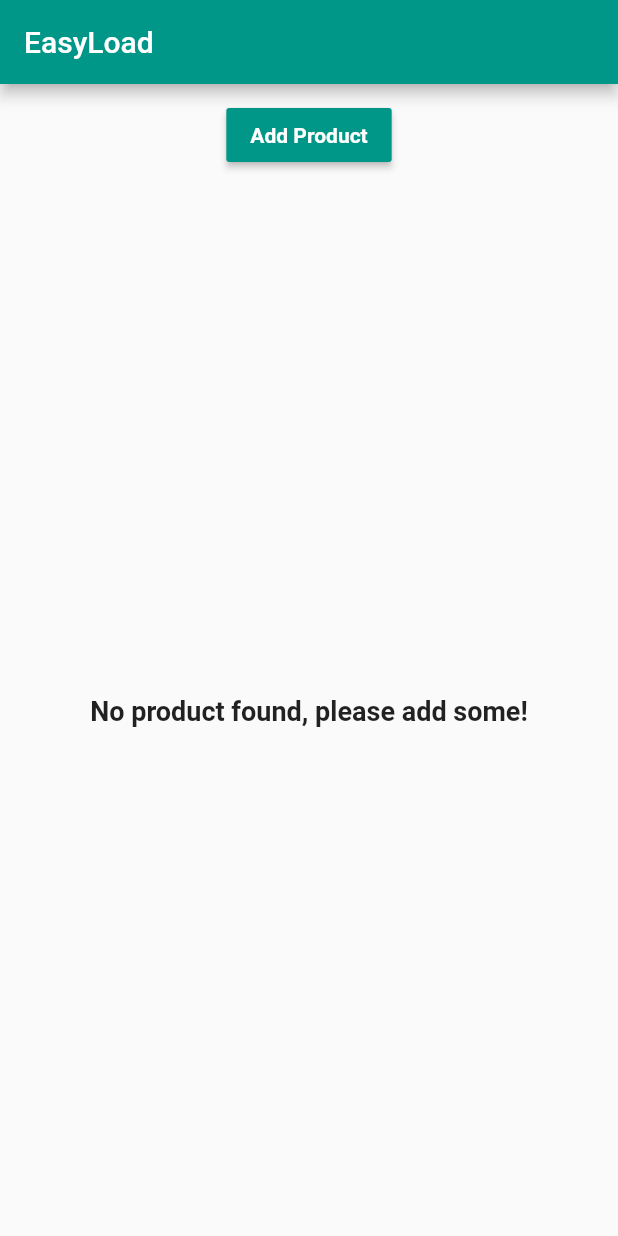
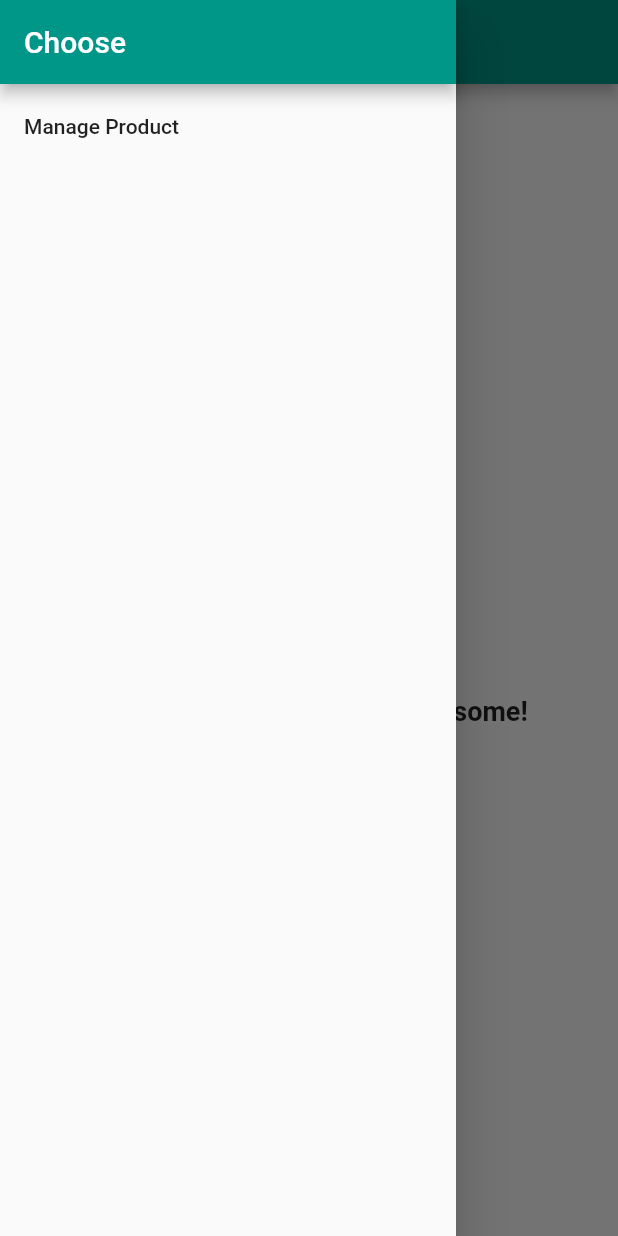
Before and after one commit to saiful2396/flutter_course, a Flutter app: the screen it shows after launch, with the side drawer open (before the commit the screen has no drawer), on a phone screen of 412 x 824 dp. Run offline on Flutter 3.47's test engine with Material 2 defaults, Android fonts, the phone set to English and light mode, and no system bars.

```diff
--- a/lib/main.dart
+++ b/lib/main.dart
@@ -1,10 +1,31 @@
 import 'package:flutter/material.dart';
 
-import './product_manager.dart';
+import './pages/product_screen.dart';
+import './pages/product_admin_screen.dart';
+import './pages/product_details_screen.dart';
 
 void main() => runApp(MyApp());
 
-class MyApp extends StatelessWidget {
+class MyApp extends StatefulWidget {
+  @override
+  _MyAppState createState() => _MyAppState();
+}
+
+class _MyAppState extends State<MyApp> {
+  List<Map<String, String>> _product = [];
+
+  void _addProduct(Map<String, String> products) {
+    setState(() {
+      _product.add(products);
+    });
+  }
+
+  void _deleteProduct(int index) {
+    setState(() {
+      _product.removeAt(index);
+    });
+  }
+
   @override
   Widget build(BuildContext context) {
     return MaterialApp(
@@ -13,12 +34,40 @@ class MyApp extends StatelessWidget {
         primaryColor: Colors.teal,
         primarySwatch: Colors.indigo,
       ),
-      home: Scaffold(
-        appBar: AppBar(
-          title: Text('EasyLoad'),
-        ),
-        body: ProductManager(),
-      ),
+      //home: AuthScreen(),
+      routes: {
+        '/': (BuildContext context) => ProductScreen(
+              _product,
+              _addProduct,
+              _deleteProduct,
+            ),
+        '/admin': (BuildContext context) => ProductAdminScreen()
+      },
+      onGenerateRoute: (RouteSettings settings) {
+        final pathElements = settings.name.split('/');
+        if (pathElements[0] != '') {
+          return null;
+        }
+        if (pathElements[1] == 'products') {
+          final int index = int.parse(pathElements[2]);
+          return MaterialPageRoute<bool>(
+            builder: (BuildContext context) => ProductDetailsScreen(
+              imageUrl: _product[index]['image'],
+              title: _product[index]['title'],
+            ),
+          );
+        }
+        return null;
+      },
+      onUnknownRoute: (RouteSettings settings) {
+        return MaterialPageRoute(
+          builder: (BuildContext context) => ProductScreen(
+            _product,
+            _addProduct,
+            _deleteProduct,
+          ),
+        );
+      },
     );
   }
 }
--- /dev/null
+++ b/lib/pages/product_screen.dart
@@ -0,0 +1,39 @@
+import 'package:flutter/material.dart';
+
+import '../product_manager.dart';
+
+class ProductScreen extends StatelessWidget {
+  final List<Map<String, String>> products;
+  final Function addProduct;
+  final Function deleteProduct;
+  ProductScreen(this.products, this.addProduct, this.deleteProduct);
+
+  @override
+  Widget build(BuildContext context) {
+    return Scaffold(
+      appBar: AppBar(
+        title: Text('EasyLoad'),
+      ),
+      drawer: Drawer(
+        child: Column(
+          children: [
+            AppBar(
+              automaticallyImplyLeading: false,
+              title: Text('Choose'),
+            ),
+            ListTile(
+              title: Text('Manage Product'),
+              onTap: () {
+                Navigator.pushReplacementNamed(
+                  context,
+                  '/admin',
+                );
+              },
+            ),
+          ],
+        ),
+      ),
+      body: ProductManager(products, addProduct, deleteProduct),
+    );
+  }
+}
--- a/lib/product_control.dart
+++ b/lib/product_control.dart
@@ -15,7 +15,10 @@ class ProductControl extends StatelessWidget {
         ),
       ),
       color: Theme.of(context).primaryColor,
-      onPressed: () => addProduct('Sweet Table'),
+      onPressed: () => addProduct({
+        'title': 'Sweet Table',
+        'image': 'assets/sweet.jpg',
+      }),
     );
   }
 }
--- a/lib/product_manager.dart
+++ b/lib/product_manager.dart
@@ -3,30 +3,11 @@ import 'package:flutter/material.dart';
 import './product_control.dart';
 import './products.dart';
 
-class ProductManager extends StatefulWidget {
-  final String startingProduct;
-  ProductManager({this.startingProduct});
-
-  @override
-  _ProductManagerState createState() => _ProductManagerState();
-}
-
-class _ProductManagerState extends State<ProductManager> {
-  List<String> _product = [];
-
-  @override
-  void initState() {
-    if (widget.startingProduct != null) {
-      _product.add(widget.startingProduct);
-    }
-    super.initState();
-  }
-
-  void _addProduct(String products) {
-    setState(() {
-      _product.add(products);
-    });
-  }
+class ProductManager extends StatelessWidget {
+  final List<Map<String, String>> product;
+  final Function addProduct;
+  final Function deleteProduct;
+  ProductManager(this.product, this.addProduct, this.deleteProduct);
 
   @override
   Widget build(BuildContext context) {
@@ -34,10 +15,10 @@ class _ProductManagerState extends State<ProductManager> {
       children: [
         Container(
           margin: const EdgeInsets.all(10.0),
-          child: ProductControl(_addProduct),
+          child: ProductControl(addProduct),
         ),
         Expanded(
-          child: Products(_product),
+          child: Products(product, deleteProduct:deleteProduct),
         ),
       ],
     );
--- a/lib/products.dart
+++ b/lib/products.dart
@@ -1,21 +1,41 @@
 import 'package:flutter/material.dart';
 
 class Products extends StatelessWidget {
-  final List<String> product;
+  final List<Map<String, String>> product;
+  final Function deleteProduct;
 
-  Products(this.product);
+  Products(this.product, {this.deleteProduct});
 
   Widget _buildProductItem(BuildContext context, int index) {
     return Card(
       child: Column(
         children: [
           Image.asset(
-            'assets/sweet.jpg',
+            product[index]['image'],
             height: 250,
             width: double.infinity,
             fit: BoxFit.cover,
           ),
-          Text(product[index]),
+          Text(product[index]['title']),
+          ButtonBar(
+            alignment: MainAxisAlignment.center,
+            children: [
+              FlatButton(
+                textColor: Theme.of(context).primaryColor,
+                child: Text('Product Details'),
+                onPressed: () {
+                  Navigator.pushNamed<bool>(
+                    context,
+                    '/products/' + index.toString(),
+                  ).then((bool value) {
+                    if (value) {
+                      deleteProduct(index);
+                    }
+                  });
+                },
+              ),
+            ],
+          )
         ],
       ),
     );
```
Also changed, not shown: lib/pages/auth_screen.dart (added, +24 -0 lines), lib/pages/product_admin_screen.dart (added, +55 -0 lines), lib/pages/product_create_screen.dart (added, +21 -0 lines), lib/pages/product_details_screen.dart (added, +69 -0 lines), lib/pages/product_list_screen.dart (added, +10 -0 lines).
